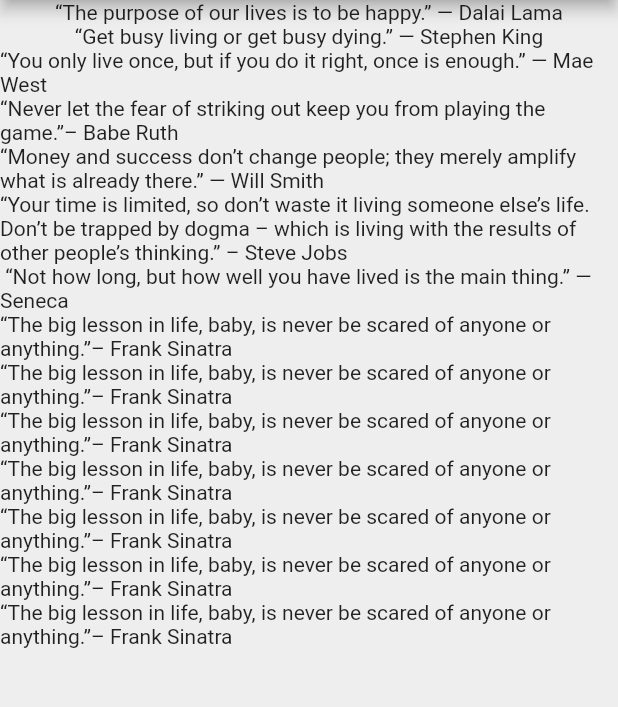
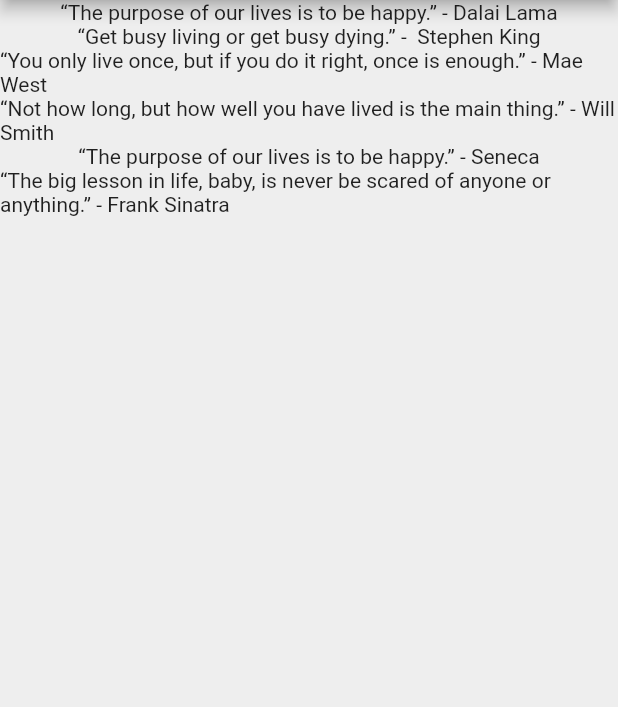
Before and after one commit to pankajatgithub/flutter_Quotelist_app, a Flutter app: the screen it shows after launch, on a phone screen of 412 x 824 dp, the part 84-791 px from its top. Run offline on Flutter 3.47's test engine with Material 2 defaults, Android fonts, the phone set to English and light mode, and no system bars.

Commit message:
Custom class in Flutter

```diff
--- a/lib/main.dart
+++ b/lib/main.dart
@@ -1,4 +1,5 @@
 import 'package:flutter/material.dart';
+import 'quote.dart';
 
 void main() {
   runApp(MaterialApp(
@@ -11,21 +12,13 @@ class QuoteList extends StatefulWidget {
 }
 
 class _QuoteListState extends State<QuoteList> {
-  List<String> Quotes = [
-    "“The purpose of our lives is to be happy.” — Dalai Lama",
-    "“Get busy living or get busy dying.” — Stephen King",
-    "“You only live once, but if you do it right, once is enough.” — Mae West",
-    "“Never let the fear of striking out keep you from playing the game.”– Babe Ruth",
-    "“Money and success don’t change people; they merely amplify what is already there.” — Will Smith",
-    "“Your time is limited, so don’t waste it living someone else’s life. Don’t be trapped by dogma – which is living with the results of other people’s thinking.” – Steve Jobs",
-    " “Not how long, but how well you have lived is the main thing.” — Seneca",
-    "“The big lesson in life, baby, is never be scared of anyone or anything.”– Frank Sinatra",
-    "“The big lesson in life, baby, is never be scared of anyone or anything.”– Frank Sinatra",
-    "“The big lesson in life, baby, is never be scared of anyone or anything.”– Frank Sinatra",
-    "“The big lesson in life, baby, is never be scared of anyone or anything.”– Frank Sinatra",
-    "“The big lesson in life, baby, is never be scared of anyone or anything.”– Frank Sinatra",
-    "“The big lesson in life, baby, is never be scared of anyone or anything.”– Frank Sinatra",
-    "“The big lesson in life, baby, is never be scared of anyone or anything.”– Frank Sinatra",
+  List<Quote> Quotes = [
+    Quote(author:"Dalai Lama" ,text:"“The purpose of our lives is to be happy.”" ),
+    Quote(author:" Stephen King" ,text:"“Get busy living or get busy dying.”" ),
+    Quote(author:"Mae West" ,text:"“You only live once, but if you do it right, once is enough.”" ),
+    Quote(author:"Will Smith" ,text:"“Not how long, but how well you have lived is the main thing.”" ),
+    Quote(author:"Seneca" ,text:"“The purpose of our lives is to be happy.”" ),
+    Quote(author:"Frank Sinatra" ,text:"“The big lesson in life, baby, is never be scared of anyone or anything.”" ),
   ];
   @override
   Widget build(BuildContext context) {
@@ -37,7 +30,7 @@ class _QuoteListState extends State<QuoteList> {
         backgroundColor: Colors.redAccent
       ),
       body: Column(
-        children:Quotes.map((Quote) =>Text(Quote) ).toList(),
+        children:Quotes.map((getQuote) =>Text("${getQuote.text} - ${getQuote.author}")).toList(),
       ),
 
     );
--- /dev/null
+++ b/lib/quote.dart
@@ -0,0 +1,9 @@
+
+
+
+class Quote{
+  String text;
+  String author;
+  //it will take value as argument and set to local variables directly
+  Quote({this.text,this.author});
+    }
```
